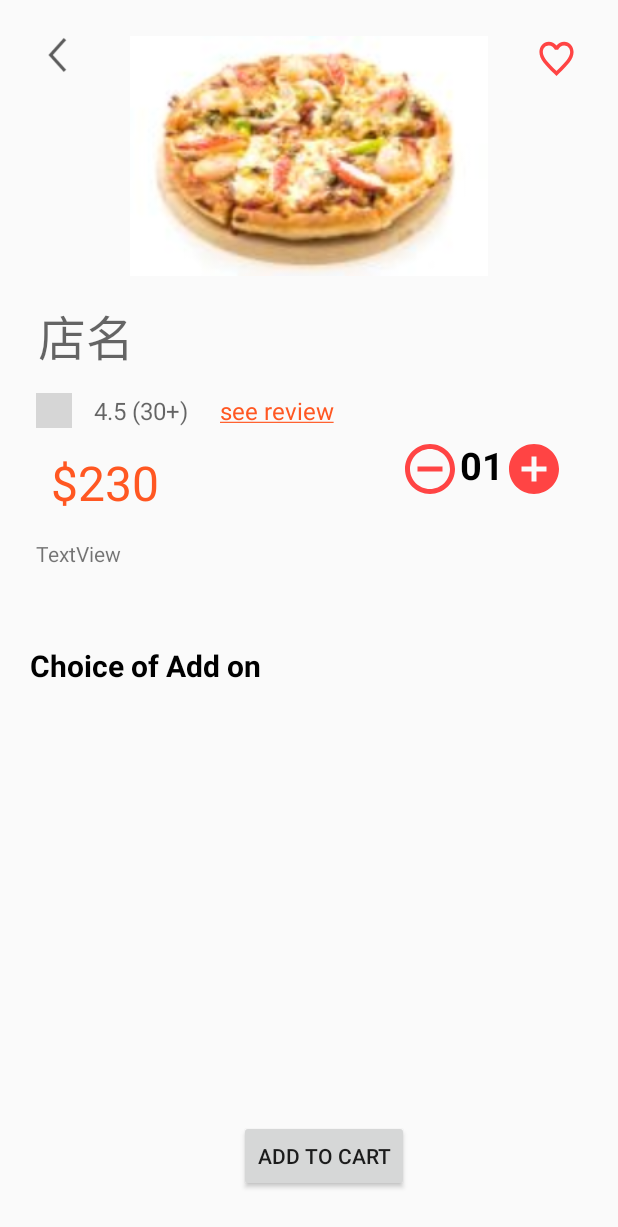
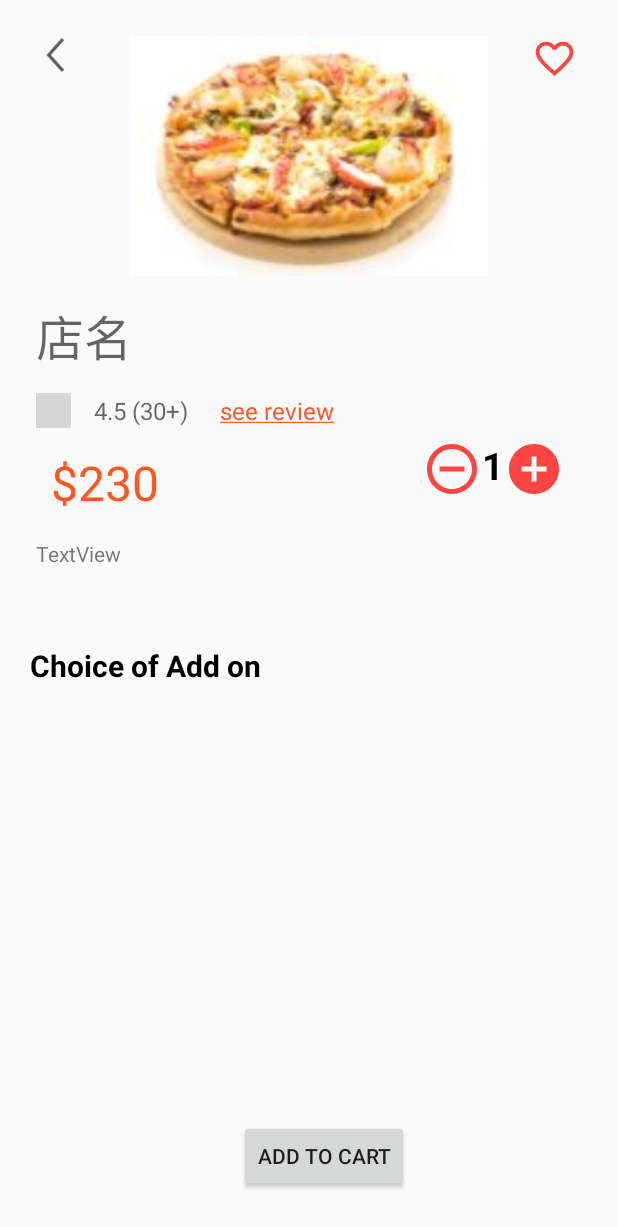
Before and after one commit to YongXiang12/Food_delivery_application, an Android app: the layout activity_food_details.xml on its own in the app's theme, with its tools: preview values and no code run, on a phone screen of 412 x 824 dp. Shown: the top 1227 px of the screen. Run offline under Robolectric (Android 15) with nearby library versions, the phone set to English and light mode, and no system bars; grey boxes are pictures that could not be loaded.

Commit message:
FoodDetailsActivity前端功能實作

```diff
--- /dev/null
+++ b/app/src/main/java/fcu/mp110/food_delivery_app/ui/restaurant/RestaurantMenuGridItem.java
@@ -0,0 +1,4 @@
+package fcu.mp110.food_delivery_app.ui.restaurant;
+
+public class RestaurantMenuGridItem {
+}
--- a/app/src/main/res/layout/activity_cart.xml
+++ b/app/src/main/res/layout/activity_cart.xml
@@ -21,7 +21,7 @@
         android:layout_width="wrap_content"
         android:layout_height="wrap_content"
         android:layout_marginTop="26dp"
-        android:text="Ordre details"
+        android:text="Order details"
         android:textColor="#000000"
         android:textSize="30sp"
         android:textStyle="bold"
--- a/app/src/main/res/layout/activity_food_details.xml
+++ b/app/src/main/res/layout/activity_food_details.xml
@@ -8,7 +8,7 @@
 
 
     <ImageView
-        android:id="@+id/imv_food_picture"
+        android:id="@+id/imv_detail_foodpic"
         android:layout_width="0dp"
         android:layout_height="160dp"
         android:layout_alignParentLeft="true"
@@ -23,19 +23,20 @@
 
     <ImageView
         android:id="@+id/imv_back"
-        android:layout_width="0dp"
+        android:layout_width="25dp"
         android:layout_height="25dp"
         android:layout_alignParentLeft="true"
         android:layout_marginStart="24dp"
         android:layout_marginEnd="305dp"
+        android:onClick="goBack"
         android:src="@drawable/icons8_back_48px"
-        app:layout_constraintEnd_toStartOf="@+id/toggleButton4"
+        app:layout_constraintEnd_toStartOf="@+id/tbn_favorite"
         app:layout_constraintStart_toStartOf="parent"
-        app:layout_constraintTop_toTopOf="@+id/imv_food_picture"
+        app:layout_constraintTop_toTopOf="@+id/imv_detail_foodpic"
         tools:ignore="MissingConstraints" />
 
     <Button
-        android:id="@+id/button2"
+        android:id="@+id/btn_add_to_cart"
         android:layout_width="wrap_content"
         android:layout_height="wrap_content"
         android:layout_marginStart="137dp"
@@ -56,7 +57,7 @@
         app:layout_constraintBottom_toBottomOf="parent"
         app:layout_constraintEnd_toEndOf="parent"
         app:layout_constraintStart_toStartOf="parent"
-        app:layout_constraintTop_toBottomOf="@+id/textView4">
+        app:layout_constraintTop_toBottomOf="@+id/txv_choice">
 
     </ListView>
 
@@ -64,7 +65,7 @@
         android:id="@+id/txv_see_review"
         android:layout_width="wrap_content"
         android:layout_height="wrap_content"
-        android:layout_below="@+id/txv_store_name"
+        android:layout_below="@+id/txv_dish"
         android:layout_marginEnd="189dp"
         android:layout_toRightOf="@+id/txv_mark"
         android:paddingLeft="10dp"
@@ -80,7 +81,7 @@
         android:id="@+id/food_price"
         android:layout_width="wrap_content"
         android:layout_height="wrap_content"
-        android:layout_below="@+id/txv_store_name"
+        android:layout_below="@+id/txv_dish"
         android:layout_marginTop="52dp"
         android:layout_toRightOf="@+id/txv_mark"
         android:paddingLeft="10dp"
@@ -88,15 +89,15 @@
         android:textColor="#FF5722"
         android:textSize="32dp"
         app:layout_constraintStart_toStartOf="@+id/imv_star"
-        app:layout_constraintTop_toBottomOf="@+id/txv_store_name" />
+        app:layout_constraintTop_toBottomOf="@+id/txv_dish" />
 
     <TextView
-        android:id="@+id/textView6"
+        android:id="@+id/txv_amount"
         android:layout_width="wrap_content"
         android:layout_height="wrap_content"
         android:layout_marginTop="8dp"
         android:layout_marginEnd="76dp"
-        android:text="01"
+        android:text="1"
         android:textColor="#000000"
         android:textSize="25sp"
         android:textStyle="bold"
@@ -104,30 +105,32 @@
         app:layout_constraintTop_toBottomOf="@+id/txv_see_review" />
 
     <Button
-        android:id="@+id/button3"
+        android:id="@+id/btn_add"
         android:layout_width="40dp"
         android:layout_height="40dp"
         android:background="@drawable/ic_baseline_add_circle_24"
-        app:layout_constraintBottom_toBottomOf="@+id/textView6"
-        app:layout_constraintStart_toEndOf="@+id/textView6"
-        app:layout_constraintTop_toTopOf="@+id/textView6"
-        app:layout_constraintVertical_bias="0.0" />
+        app:layout_constraintBottom_toBottomOf="@+id/txv_amount"
+        app:layout_constraintStart_toEndOf="@+id/txv_amount"
+        app:layout_constraintTop_toTopOf="@+id/txv_amount"
+        app:layout_constraintVertical_bias="0.0"
+        android:onClick="addAmount" />
 
     <Button
-        android:id="@+id/button4"
+        android:id="@+id/btn_remove"
         android:layout_width="40dp"
         android:layout_height="40dp"
         android:background="@drawable/ic_baseline_remove_circle_outline_24"
-        app:layout_constraintBottom_toBottomOf="@+id/textView6"
-        app:layout_constraintEnd_toStartOf="@+id/textView6"
-        app:layout_constraintTop_toTopOf="@+id/textView6"
-        app:layout_constraintVertical_bias="0.0" />
+        app:layout_constraintBottom_toBottomOf="@+id/txv_amount"
+        app:layout_constraintEnd_toStartOf="@+id/txv_amount"
+        app:layout_constraintTop_toTopOf="@+id/txv_amount"
+        app:layout_constraintVertical_bias="0.0"
+        android:onClick="removeAmount"/>
 
     <ImageView
         android:id="@+id/imv_star"
-        android:layout_width="0dp"
+        android:layout_width="23dp"
         android:layout_height="23dp"
-        android:layout_below="@+id/txv_store_name"
+        android:layout_below="@+id/txv_dish"
         android:layout_alignParentLeft="true"
         android:layout_marginStart="24dp"
         android:layout_marginTop="59dp"
@@ -137,13 +140,13 @@
         app:layout_constraintBottom_toBottomOf="@+id/food_price"
         app:layout_constraintEnd_toStartOf="@+id/txv_mark"
         app:layout_constraintStart_toStartOf="parent"
-        app:layout_constraintTop_toTopOf="@+id/txv_store_name" />
+        app:layout_constraintTop_toTopOf="@+id/txv_dish" />
 
     <TextView
         android:id="@+id/txv_mark"
         android:layout_width="wrap_content"
         android:layout_height="wrap_content"
-        android:layout_below="@+id/txv_store_name"
+        android:layout_below="@+id/txv_dish"
         android:layout_marginEnd="11dp"
         android:layout_toRightOf="@+id/imv_star"
         android:hint="4.5 (30+)"
@@ -155,19 +158,21 @@
         app:layout_constraintTop_toTopOf="@+id/imv_star" />
 
     <TextView
-        android:id="@+id/txv_store_name"
+        android:id="@+id/txv_dish"
         android:layout_width="wrap_content"
         android:layout_height="wrap_content"
         android:layout_alignParentLeft="true"
+        android:layout_marginStart="24dp"
         android:layout_marginTop="16dp"
         android:hint="店名"
         android:textSize="32dp"
         app:layout_constraintEnd_toStartOf="@+id/txv_mark"
-        app:layout_constraintStart_toStartOf="@+id/txv_mark"
-        app:layout_constraintTop_toBottomOf="@+id/imv_food_picture" />
+        app:layout_constraintHorizontal_bias="0.0"
+        app:layout_constraintStart_toStartOf="parent"
+        app:layout_constraintTop_toBottomOf="@+id/imv_detail_foodpic" />
 
     <TextView
-        android:id="@+id/textView3"
+        android:id="@+id/txv_comment"
         android:layout_width="wrap_content"
         android:layout_height="wrap_content"
         android:layout_marginStart="24dp"
@@ -177,7 +182,7 @@
         app:layout_constraintTop_toBottomOf="@+id/food_price" />
 
     <TextView
-        android:id="@+id/textView4"
+        android:id="@+id/txv_choice"
         android:layout_width="wrap_content"
         android:layout_height="wrap_content"
         android:layout_marginTop="430dp"
@@ -191,8 +196,8 @@
         app:layout_constraintTop_toTopOf="parent" />
 
     <ToggleButton
-        android:id="@+id/toggleButton4"
-        android:layout_width="0dp"
+        android:id="@+id/tbn_favorite"
+        android:layout_width="30dp"
         android:layout_height="30dp"
         android:layout_marginEnd="27dp"
         android:background="@drawable/favorite_toggle_selcet"
@@ -200,7 +205,7 @@
         android:textOn=""
         app:layout_constraintEnd_toEndOf="parent"
         app:layout_constraintStart_toEndOf="@+id/imv_back"
-        app:layout_constraintTop_toTopOf="@+id/imv_food_picture" />
+        app:layout_constraintTop_toTopOf="@+id/imv_detail_foodpic" />
 
 
 </androidx.constraintlayout.widget.ConstraintLayout>
```
Also changed, not shown: app/src/main/java/fcu/mp110/food_delivery_app/ui/restaurant/CustomizationAdapter.java (added, +61 -0 lines), app/src/main/java/fcu/mp110/food_delivery_app/ui/restaurant/DishesCustomizationItem.java (added, +38 -0 lines), app/src/main/java/fcu/mp110/food_delivery_app/ui/restaurant/FoodDetailsActivity.java (+65 -0 lines), app/src/main/java/fcu/mp110/food_delivery_app/ui/restaurant/RestaurantMenu.java (+11 -11 lines), app/src/main/java/fcu/mp110/food_delivery_app/ui/restaurant/RestaurantMenuBaseAdapter.java (+22 -3 lines), app/src/main/res/layout/activity_restaurant_menu.xml (+11 -9 lines), app/src/main/res/layout/dishes_customization.xml (added, +42 -0 lines), app/src/main/res/layout/restaurant_menu_grid_layout.xml (+14 -3 lines).
